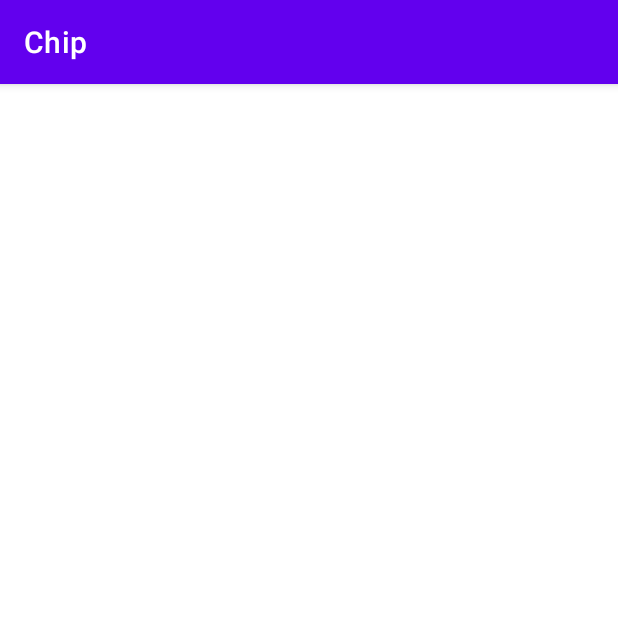
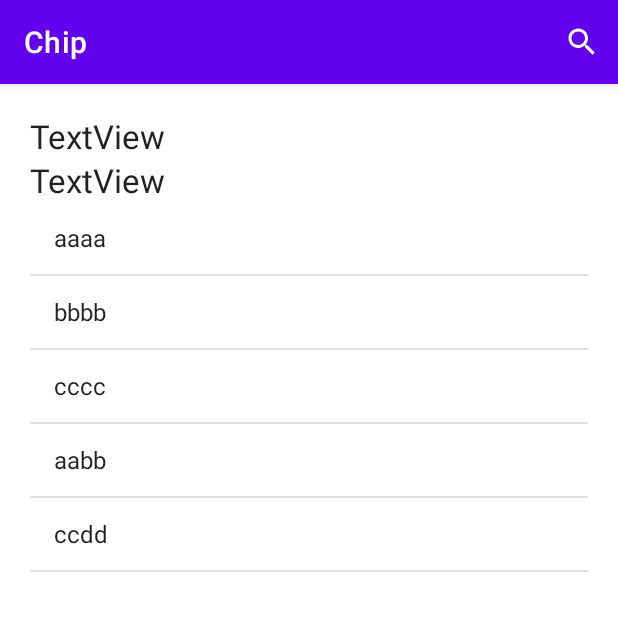
Before and after one commit to jonsoku-dev/android-kotlin-part3, an Android app: the screen it shows after launch (MainActivity), on a phone screen of 412 x 824 dp, the top half of it. Run offline under Robolectric (Android 15) with nearby library versions, the phone set to English and light mode, and no system bars.

Commit message:
6강 ActionView (검색필터링 예제)

```diff
--- a/app/src/main/java/com/example/chip/MainActivity.kt
+++ b/app/src/main/java/com/example/chip/MainActivity.kt
@@ -1,12 +1,84 @@
 package com.example.chip
 
 import android.os.Bundle
+import android.view.Menu
+import android.view.MenuItem
+import android.widget.ArrayAdapter
 import androidx.appcompat.app.AppCompatActivity
+import androidx.appcompat.widget.SearchView
+import kotlinx.android.synthetic.main.activity_main.*
 
 class MainActivity : AppCompatActivity() {
+
+    val data1 = arrayOf("aaaa", "bbbb", "cccc", "aabb", "ccdd")
 
     override fun onCreate(savedInstanceState: Bundle?) {
         super.onCreate(savedInstanceState)
         setContentView(R.layout.activity_main)
+
+        val adapter = ArrayAdapter(this, android.R.layout.simple_list_item_1, data1)
+        list1.adapter = adapter
+
+        // 검색어 기준으로 필터링 될수 있도록 설정한다.
+        list1.isTextFilterEnabled = true
+    }
+
+    override fun onCreateOptionsMenu(menu: Menu?): Boolean {
+        menuInflater.inflate(R.menu.main_menu, menu)
+
+        // SearchView 를 가지고 있는 메뉴 아이템 객체에서 SearchView 를 추출한다.
+        val item1 = menu?.findItem(R.id.item1)
+
+        // SearchView 객체를 가지고 온다.
+        val search1 = item1?.actionView as SearchView
+
+        // 안내 문구를 설정한다.
+        search1.queryHint = "검색어 입력"
+
+        // 메뉴 아이템에 배치된 뷰가 접히거나 펼쳐질 때 반응하는 리스너
+        val listener1 = object : MenuItem.OnActionExpandListener {
+            override fun onMenuItemActionExpand(item: MenuItem?): Boolean {
+                textView.text = "접혀졌습니다."
+                return true
+            }
+
+            override fun onMenuItemActionCollapse(item: MenuItem?): Boolean {
+                textView.text = "펼쳐졌습니다."
+                return true
+            }
+        }
+
+        item1.setOnActionExpandListener(listener1)
+
+        // SearchView 의 리스너
+        val listener2 = object : SearchView.OnQueryTextListener {
+            // SearchView 에 문자열을 입력할 때 마다 호출되는 메서드
+            override fun onQueryTextChange(newText: String?): Boolean {
+                textView.text = "문자열 입력중"
+                textView2.text = "입력중 : $newText"
+
+                // SearchView 에 입력한 내용을 listView의 필터 문자열로 설정한다.
+                list1.setFilterText(newText)
+
+                // 만약 설정한 문자열의 길이가 0이라면 필터 문자열을 제거한다.
+                if (newText?.length == 0) {
+                    list1.clearTextFilter()
+                }
+
+                return true
+            }
+
+            // 키보드의 돋보기 버튼을 눌렀을 때 호출되는 메서드
+            override fun onQueryTextSubmit(query: String?): Boolean {
+                textView.text = "문자열 입력 완료"
+                textView2.text = "입력완료 : $query"
+                search1.clearFocus()
+                return true
+            }
+        }
+
+        search1.setOnQueryTextListener(listener2)
+
+        return true
     }
 }
--- a/app/src/main/res/layout/activity_main.xml
+++ b/app/src/main/res/layout/activity_main.xml
@@ -7,4 +7,23 @@
     android:orientation="vertical"
     android:padding="20dp"
     tools:context=".MainActivity">
+
+    <TextView
+        android:id="@+id/textView"
+        android:layout_width="match_parent"
+        android:layout_height="wrap_content"
+        android:text="TextView"
+        android:textAppearance="@style/TextAppearance.AppCompat.Large" />
+
+    <TextView
+        android:id="@+id/textView2"
+        android:layout_width="match_parent"
+        android:layout_height="wrap_content"
+        android:text="TextView"
+        android:textAppearance="@style/TextAppearance.AppCompat.Large" />
+
+    <ListView
+        android:id="@+id/list1"
+        android:layout_width="match_parent"
+        android:layout_height="match_parent" />
 </LinearLayout>
--- /dev/null
+++ b/app/src/main/res/menu/main_menu.xml
@@ -0,0 +1,11 @@
+<?xml version="1.0" encoding="utf-8"?>
+<menu xmlns:app="http://schemas.android.com/apk/res-auto"
+    xmlns:android="http://schemas.android.com/apk/res/android">
+
+    <item
+        android:id="@+id/item1"
+        android:icon="@android:drawable/ic_search_category_default"
+        android:title="SearchBar"
+        app:showAsAction="always"
+        app:actionViewClass="androidx.appcompat.widget.SearchView"/>
+</menu>
```
